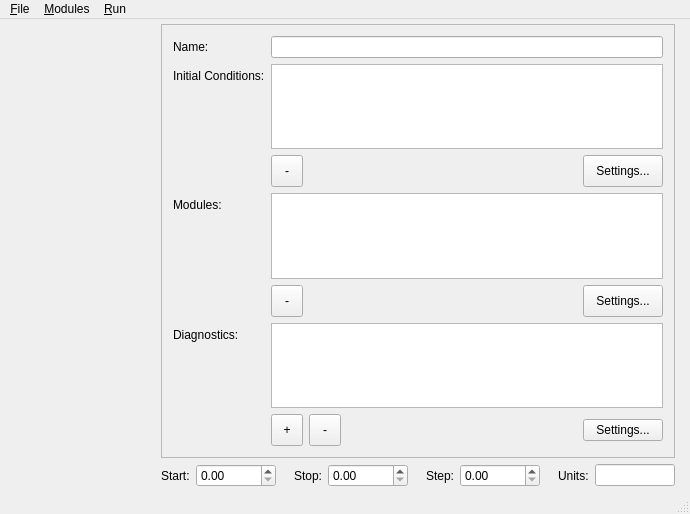
Qt form Code/exp_design/gui/experimentmanager.ui (economou/gpunit) before a commit.
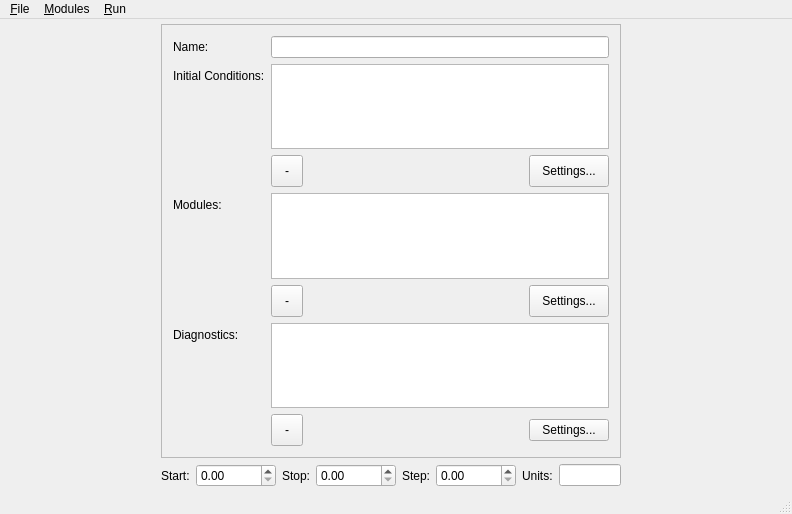
The same form after that commit. Icons and pictures are not drawn. Custom widgets are drawn as their Qt base class.

Commit message: Implemented side pane for diagnostics toolbox.

What changed in the file:
```diff
--- a/Code/exp_design/gui/experimentmanager.ui
+++ b/Code/exp_design/gui/experimentmanager.ui
@@ -6,7 +6,7 @@
    <rect>
     <x>0</x>
     <y>0</y>
-    <width>690</width>
+    <width>792</width>
     <height>514</height>
    </rect>
   </property>
@@ -70,7 +70,7 @@
           <rect>
            <x>0</x>
            <y>0</y>
-           <width>495</width>
+           <width>441</width>
            <height>435</height>
           </rect>
          </property>
@@ -228,30 +228,6 @@
             <property name="topMargin">
              <number>0</number>
             </property>
-            <item>
-             <widget class="QToolButton" name="addDiagnosticButton">
-              <property name="minimumSize">
-               <size>
-                <width>32</width>
-                <height>32</height>
-               </size>
-              </property>
-              <property name="maximumSize">
-               <size>
-                <width>32</width>
-                <height>32</height>
-               </size>
-              </property>
-              <property name="text">
-               <string>+</string>
-              </property>
-              <property name="icon">
-               <iconset>
-                <normalon>:/buttons/images/add.png</normalon>
-               </iconset>
-              </property>
-             </widget>
-            </item>
             <item>
              <widget class="QToolButton" name="removeDiagnosticButton">
               <property name="minimumSize">
@@ -426,6 +402,22 @@
       </item>
      </layout>
     </item>
+    <item>
+     <widget class="DiagnosticsToolbox" name="diagnosticsToolbox" native="true">
+      <property name="minimumSize">
+       <size>
+        <width>150</width>
+        <height>0</height>
+       </size>
+      </property>
+      <property name="maximumSize">
+       <size>
+        <width>200</width>
+        <height>16777215</height>
+       </size>
+      </property>
+     </widget>
+    </item>
    </layout>
   </widget>
   <widget class="QMenuBar" name="menuBar">
@@ -433,7 +425,7 @@
     <rect>
      <x>0</x>
      <y>0</y>
-     <width>690</width>
+     <width>792</width>
      <height>25</height>
     </rect>
    </property>
@@ -548,6 +540,16 @@
     <signal>moduleAdded(PyQt_PyObject)</signal>
    </slots>
   </customwidget>
+  <customwidget>
+   <class>DiagnosticsToolbox</class>
+   <extends>QWidget</extends>
+   <header>..diagnosticstoolbox</header>
+   <container>1</container>
+   <slots>
+    <signal>diagnosticAdded(PyQt_PyObject)</signal>
+    <signal>loggerAdded(PyQt_PyObject)</signal>
+   </slots>
+  </customwidget>
  </customwidgets>
  <resources>
   <include location="imgres.qrc"/>
```
Left out of the diff: 52 changed lines with no effect on the pictures. The commit also changes 8 other files.
